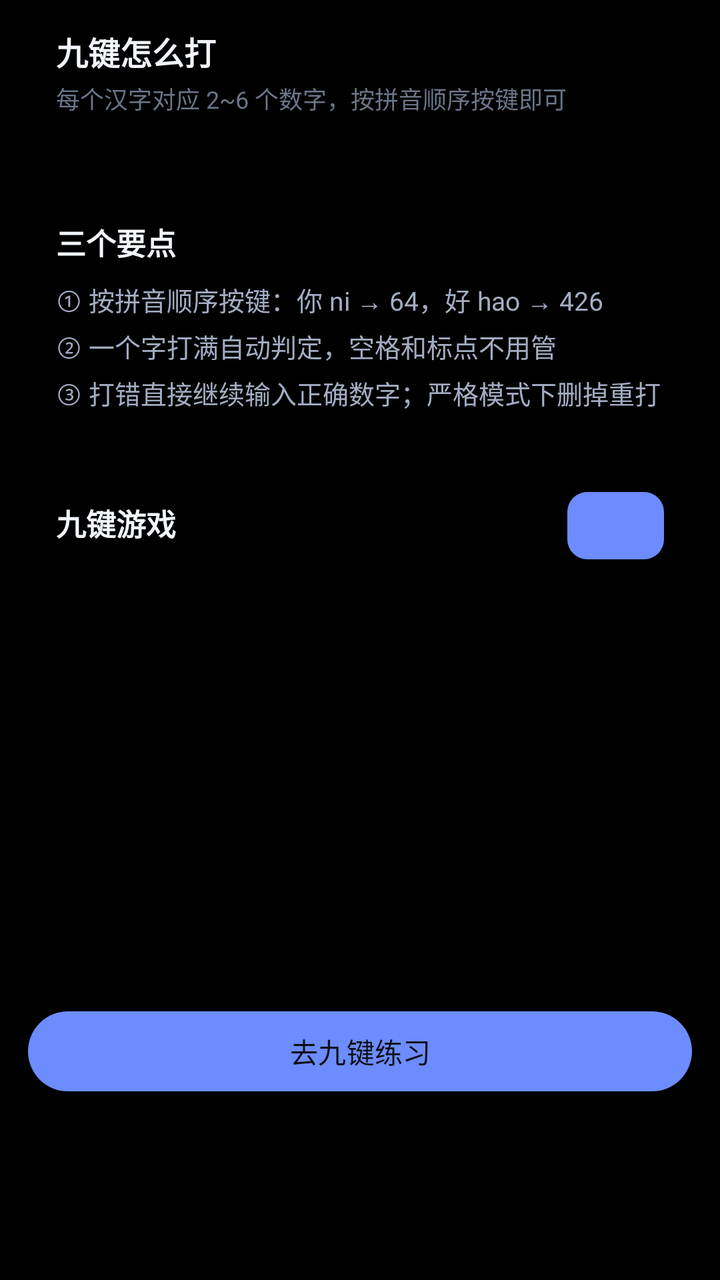
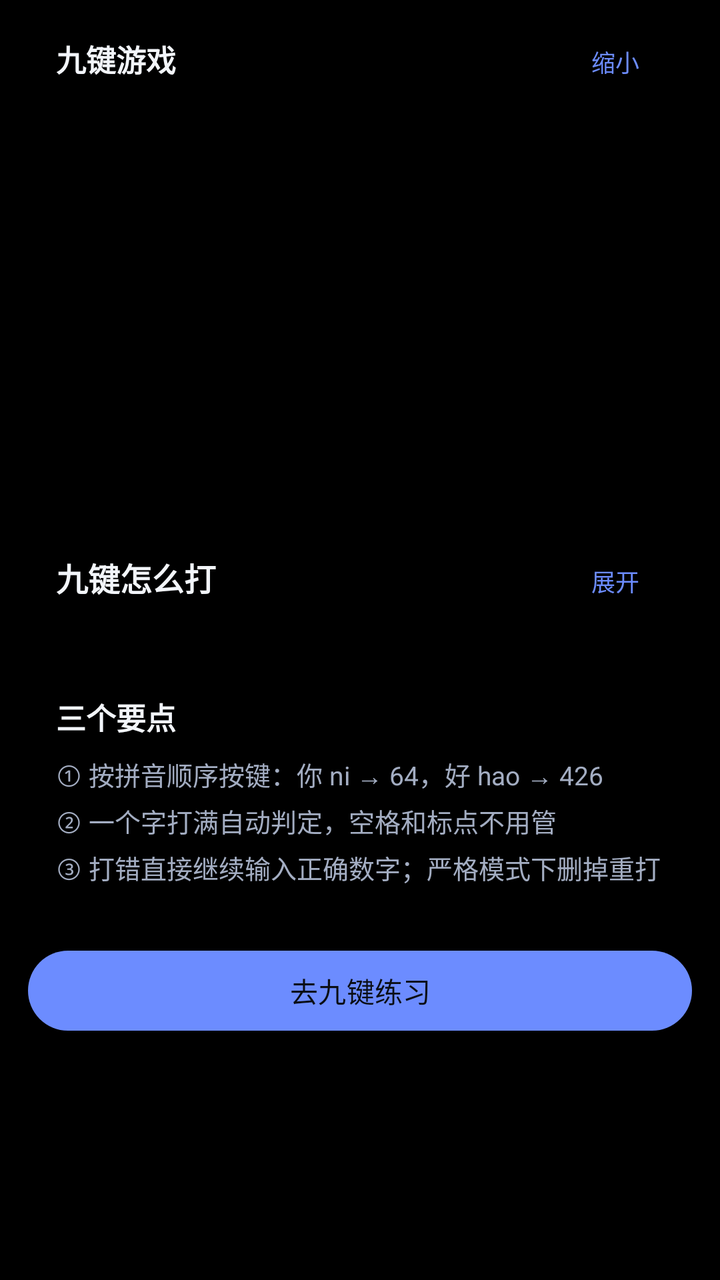

An Android layout rendered at two revisions. The XML below is the earlier revision; the diff shows what the commit changed to produce the second picture.
<!-- AndroidManifest.xml: application theme Theme.PinyinTyping -->
<!-- res/layout/fragment_jiujian.xml -->
<?xml version="1.0" encoding="utf-8"?>
<ScrollView xmlns:android="http://schemas.android.com/apk/res/android"
    android:layout_width="match_parent"
    android:layout_height="match_parent"
    android:clipToPadding="false"
    android:paddingStart="14dp"
    android:paddingEnd="14dp"
    android:paddingBottom="16dp"
    android:scrollbars="none">

    <LinearLayout
        android:layout_width="match_parent"
        android:layout_height="wrap_content"
        android:orientation="vertical">

        
        <LinearLayout
            android:layout_width="match_parent"
            android:layout_height="wrap_content"
            android:background="@drawable/bg_card"
            android:orientation="vertical"
            android:padding="14dp">

            <TextView
                android:layout_width="wrap_content"
                android:layout_height="wrap_content"
                android:text="@string/jiujian_title"
                android:textColor="@color/text_primary"
                android:textSize="16sp"
                android:textStyle="bold" />

            <TextView
                android:layout_width="wrap_content"
                android:layout_height="wrap_content"
                android:layout_marginTop="3dp"
                android:text="@string/jiujian_desc"
                android:textColor="@color/text_hint"
                android:textSize="12sp" />

            <GridLayout
                android:id="@+id/gridKeys"
                android:layout_width="match_parent"
                android:layout_height="wrap_content"
                android:layout_marginTop="12dp"
                android:columnCount="3" />
        </LinearLayout>

        
        <LinearLayout
            android:layout_width="match_parent"
            android:layout_height="wrap_content"
            android:layout_marginTop="12dp"
            android:background="@drawable/bg_card"
            android:orientation="vertical"
            android:padding="14dp">

            <TextView
                android:layout_width="wrap_content"
                android:layout_height="wrap_content"
                android:text="@string/jiujian_rule_title"
                android:textColor="@color/text_primary"
                android:textSize="15sp"
                android:textStyle="bold" />

            <TextView
                android:layout_width="match_parent"
                android:layout_height="wrap_content"
                android:layout_marginTop="8dp"
                android:lineSpacingExtra="4dp"
                android:text="@string/jiujian_rule1"
                android:textColor="@color/text_secondary"
                android:textSize="13sp" />

            <TextView
                android:layout_width="match_parent"
                android:layout_height="wrap_content"
                android:layout_marginTop="4dp"
                android:lineSpacingExtra="4dp"
                android:text="@string/jiujian_rule2"
                android:textColor="@color/text_secondary"
                android:textSize="13sp" />

            <TextView
                android:layout_width="match_parent"
                android:layout_height="wrap_content"
                android:layout_marginTop="4dp"
                android:lineSpacingExtra="4dp"
                android:text="@string/jiujian_rule3"
                android:textColor="@color/text_secondary"
                android:textSize="13sp" />
        </LinearLayout>

        
        <LinearLayout
            android:layout_width="match_parent"
            android:layout_height="wrap_content"
            android:layout_marginTop="12dp"
            android:background="@drawable/bg_card"
            android:orientation="vertical"
            android:padding="14dp">

            <LinearLayout
                android:layout_width="match_parent"
                android:layout_height="wrap_content"
                android:orientation="horizontal">

                <TextView
                    android:layout_width="0dp"
                    android:layout_height="wrap_content"
                    android:layout_weight="1"
                    android:text="@string/jiujian_game_title"
                    android:textColor="@color/text_primary"
                    android:textSize="15sp"
                    android:textStyle="bold" />

                <TextView
                    android:id="@+id/tvScore"
                    android:layout_width="wrap_content"
                    android:layout_height="wrap_content"
                    android:textColor="@color/brand"
                    android:textSize="14sp"
                    android:textStyle="bold" />

                <Button
                    android:id="@+id/btnShrink"
                    android:layout_width="wrap_content"
                    android:layout_height="wrap_content"
                    android:layout_marginStart="10dp"
                    android:background="@drawable/bg_key"
                    android:minHeight="0dp"
                    android:minWidth="0dp"
                    android:paddingStart="12dp"
                    android:paddingEnd="12dp"
                    android:paddingTop="4dp"
                    android:paddingBottom="4dp"
                    android:text="@string/jiujian_game_shrink"
                    android:textColor="@color/brand"
                    android:textSize="12sp" />
            </LinearLayout>

            <LinearLayout
                android:id="@+id/layoutGameBody"
                android:layout_width="match_parent"
                android:layout_height="wrap_content"
                android:layout_marginTop="12dp"
                android:orientation="vertical">

            <TextView
                android:id="@+id/tvTarget"
                android:layout_width="match_parent"
                android:layout_height="wrap_content"
                android:layout_marginTop="12dp"
                android:gravity="center"
                android:textColor="@color/text_primary"
                android:textSize="34sp"
                android:textStyle="bold" />

            <TextView
                android:id="@+id/tvPinyin"
                android:layout_width="match_parent"
                android:layout_height="wrap_content"
                android:gravity="center"
                android:textColor="@color/text_hint"
                android:textSize="14sp" />

            <TextView
                android:id="@+id/tvCode"
                android:layout_width="match_parent"
                android:layout_height="wrap_content"
                android:layout_marginTop="4dp"
                android:gravity="center"
                android:letterSpacing="0.08"
                android:textColor="@color/brand"
                android:textSize="16sp"
                android:typeface="monospace" />

            <TextView
                android:id="@+id/tvInput"
                android:layout_width="match_parent"
                android:layout_height="wrap_content"
                android:layout_marginTop="10dp"
                android:gravity="center"
                android:letterSpacing="0.12"
                android:textColor="@color/text_primary"
                android:textSize="24sp"
                android:typeface="monospace" />

            <TextView
                android:id="@+id/tvTip"
                android:layout_width="match_parent"
                android:layout_height="wrap_content"
                android:layout_marginTop="6dp"
                android:gravity="center"
                android:textColor="@color/text_hint"
                android:textSize="13sp" />

            <GridLayout
                android:id="@+id/gridGame"
                android:layout_width="match_parent"
                android:layout_height="wrap_content"
                android:layout_marginTop="14dp"
                android:columnCount="3" />
            </LinearLayout>
        </LinearLayout>

        <Button
            android:id="@+id/btnPractice"
            android:layout_width="match_parent"
            android:layout_height="wrap_content"
            android:layout_marginTop="14dp"
            android:text="@string/jiujian_start" />
    </LinearLayout>
</ScrollView>
<!-- resources referenced by this layout -->
<resources>
  <color name="brand">#6C8CFF</color>
  <color name="text_hint">#6B7688</color>
  <color name="text_primary">#F2F5FA</color>
  <color name="text_secondary">#A3ADC2</color>
  <!-- drawable bg_card (drawable) -->
  <?xml version="1.0" encoding="utf-8"?>
  <shape xmlns:android="http://schemas.android.com/apk/res/android" android:shape="rectangle">
      <solid android:color="@color/surface" />
      <corners android:radius="14dp" />
  </shape>
  <!-- drawable bg_key (drawable) -->
  <?xml version="1.0" encoding="utf-8"?>
  <shape xmlns:android="http://schemas.android.com/apk/res/android" android:shape="rectangle">
      <solid android:color="@color/surface_3" />
      <corners android:radius="10dp" />
  </shape>
  <string name="jiujian_desc">每个汉字对应 2~6 个数字，按拼音顺序按键即可</string>
  <string name="jiujian_game_shrink">缩小</string>
  <string name="jiujian_game_title">九键游戏</string>
  <string name="jiujian_rule1">① 按拼音顺序按键：你 ni → 64，好 hao → 426</string>
  <string name="jiujian_rule2">② 一个字打满自动判定，空格和标点不用管</string>
  <string name="jiujian_rule3">③ 打错直接继续输入正确数字；严格模式下删掉重打</string>
  <string name="jiujian_rule_title">三个要点</string>
  <string name="jiujian_start">去九键练习</string>
  <string name="jiujian_title">九键怎么打</string>
  <style name="Theme.PinyinTyping" parent="Theme.Material3.Dark.NoActionBar">
          <item name="colorPrimary">@color/brand</item>
          <item name="colorOnPrimary">#0B0E14</item>
          <item name="colorPrimaryContainer">#2A3557</item>
          <item name="colorOnPrimaryContainer">#D9E2FF</item>
          <item name="colorSecondary">@color/accent</item>
          <item name="colorOnSecondary">#2A1C08</item>
          <item name="colorError">#FF6B6B</item>
          <item name="colorOnError">#2A0C0C</item>
  
          <item name="android:colorBackground">@color/bg</item>
          <item name="colorSurface">@color/surface</item>
          <item name="elevationOverlayEnabled">false</item>
          <item name="colorOnSurface">@color/text_primary</item>
          <item name="colorSurfaceVariant">@color/surface_2</item>
          <item name="colorOnSurfaceVariant">@color/text_secondary</item>
          <item name="colorOutline">@color/divider</item>
  
          <item name="android:statusBarColor">@android:color/transparent</item>
          <item name="android:navigationBarColor">@android:color/transparent</item>
          <item name="android:windowDrawsSystemBarBackgrounds" tools:targetApi="lollipop">true</item>
          <item name="android:windowTranslucentStatus" tools:targetApi="kitkat">false</item>
          <item name="android:windowTranslucentNavigation" tools:targetApi="kitkat">false</item>
          <item name="android:windowLightStatusBar" tools:targetApi="m">false</item>
          <item name="android:enforceStatusBarContrast" tools:targetApi="q">false</item>
          <item name="android:enforceNavigationBarContrast" tools:targetApi="q">false</item>
          <item name="android:windowBackground">@color/bg</item>
  
          <item name="android:textColorPrimary">@color/text_primary</item>
          <item name="android:textColorSecondary">@color/text_secondary</item>
  
          
          <item name="chipStyle">@style/Widget.MaterialComponents.Chip.Choice</item>
      </style>
  <color name="surface">#000000</color>
  <color name="surface_3">#000000</color>
  <color name="accent">#FFB86B</color>
  <color name="bg">#000000</color>
  <color name="surface_2">#000000</color>
  <color name="divider">#1C1C1C</color>
</resources>

<!-- the commit's change to res/layout/fragment_jiujian.xml (unified diff, before → after) -->
@@ -1,5 +1,6 @@
 <?xml version="1.0" encoding="utf-8"?>
 <ScrollView xmlns:android="http://schemas.android.com/apk/res/android"
+    xmlns:app="http://schemas.android.com/apk/res-auto"
     android:layout_width="match_parent"
     android:layout_height="match_parent"
     android:clipToPadding="false"
@@ -17,84 +18,6 @@
         <LinearLayout
             android:layout_width="match_parent"
             android:layout_height="wrap_content"
-            android:background="@drawable/bg_card"
-            android:orientation="vertical"
-            android:padding="14dp">
-
-            <TextView
-                android:layout_width="wrap_content"
-                android:layout_height="wrap_content"
-                android:text="@string/jiujian_title"
-                android:textColor="@color/text_primary"
-                android:textSize="16sp"
-                android:textStyle="bold" />
-
-            <TextView
-                android:layout_width="wrap_content"
-                android:layout_height="wrap_content"
-                android:layout_marginTop="3dp"
-                android:text="@string/jiujian_desc"
-                android:textColor="@color/text_hint"
-                android:textSize="12sp" />
-
-            <GridLayout
-                android:id="@+id/gridKeys"
-                android:layout_width="match_parent"
-                android:layout_height="wrap_content"
-                android:layout_marginTop="12dp"
-                android:columnCount="3" />
-        </LinearLayout>
-
-        
-        <LinearLayout
-            android:layout_width="match_parent"
-            android:layout_height="wrap_content"
-            android:layout_marginTop="12dp"
-            android:background="@drawable/bg_card"
-            android:orientation="vertical"
-            android:padding="14dp">
-
-            <TextView
-                android:layout_width="wrap_content"
-                android:layout_height="wrap_content"
-                android:text="@string/jiujian_rule_title"
-                android:textColor="@color/text_primary"
-                android:textSize="15sp"
-                android:textStyle="bold" />
-
-            <TextView
-                android:layout_width="match_parent"
-                android:layout_height="wrap_content"
-                android:layout_marginTop="8dp"
-                android:lineSpacingExtra="4dp"
-                android:text="@string/jiujian_rule1"
-                android:textColor="@color/text_secondary"
-                android:textSize="13sp" />
-
-            <TextView
-                android:layout_width="match_parent"
-                android:layout_height="wrap_content"
-                android:layout_marginTop="4dp"
-                android:lineSpacingExtra="4dp"
-                android:text="@string/jiujian_rule2"
-                android:textColor="@color/text_secondary"
-                android:textSize="13sp" />
-
-            <TextView
-                android:layout_width="match_parent"
-                android:layout_height="wrap_content"
-                android:layout_marginTop="4dp"
-                android:lineSpacingExtra="4dp"
-                android:text="@string/jiujian_rule3"
-                android:textColor="@color/text_secondary"
-                android:textSize="13sp" />
-        </LinearLayout>
-
-        
-        <LinearLayout
-            android:layout_width="match_parent"
-            android:layout_height="wrap_content"
-            android:layout_marginTop="12dp"
             android:background="@drawable/bg_card"
             android:orientation="vertical"
             android:padding="14dp">
@@ -135,72 +58,184 @@
                     android:paddingBottom="4dp"
                     android:text="@string/jiujian_game_shrink"
                     android:textColor="@color/brand"
+                    android:textSize="12sp"
+                    app:backgroundTint="@color/surface_3" />
+            </LinearLayout>
+
+            <LinearLayout
+                android:id="@+id/layoutGameBody"
+                android:layout_width="match_parent"
+                android:layout_height="wrap_content"
+                android:layout_marginTop="4dp"
+                android:orientation="vertical">
+
+                <TextView
+                    android:id="@+id/tvTarget"
+                    android:layout_width="match_parent"
+                    android:layout_height="wrap_content"
+                    android:layout_marginTop="12dp"
+                    android:gravity="center"
+                    android:textColor="@color/text_primary"
+                    android:textSize="34sp"
+                    android:textStyle="bold" />
+
+                <TextView
+                    android:id="@+id/tvPinyin"
+                    android:layout_width="match_parent"
+                    android:layout_height="wrap_content"
+                    android:gravity="center"
+                    android:textColor="@color/text_hint"
+                    android:textSize="14sp" />
+
+                <TextView
+                    android:id="@+id/tvCode"
+                    android:layout_width="match_parent"
+                    android:layout_height="wrap_content"
+                    android:layout_marginTop="4dp"
+                    android:gravity="center"
+                    android:letterSpacing="0.08"
+                    android:textColor="@color/brand"
+                    android:textSize="16sp"
+                    android:typeface="monospace" />
+
+                <TextView
+                    android:id="@+id/tvInput"
+                    android:layout_width="match_parent"
+                    android:layout_height="wrap_content"
+                    android:layout_marginTop="10dp"
+                    android:gravity="center"
+                    android:letterSpacing="0.12"
+                    android:textColor="@color/text_primary"
+                    android:textSize="24sp"
+                    android:typeface="monospace" />
+
+                <TextView
+                    android:id="@+id/tvTip"
+                    android:layout_width="match_parent"
+                    android:layout_height="wrap_content"
+                    android:layout_marginTop="6dp"
+                    android:gravity="center"
+                    android:textColor="@color/text_hint"
+                    android:textSize="13sp" />
+
+                <GridLayout
+                    android:id="@+id/gridGame"
+                    android:layout_width="match_parent"
+                    android:layout_height="wrap_content"
+                    android:layout_marginTop="14dp"
+                    android:columnCount="3" />
+            </LinearLayout>
+        </LinearLayout>
+
+        
+        <LinearLayout
+            android:layout_width="match_parent"
+            android:layout_height="wrap_content"
+            android:layout_marginTop="12dp"
+            android:background="@drawable/bg_card"
+            android:orientation="vertical"
+            android:padding="14dp">
+
+            <LinearLayout
+                android:layout_width="match_parent"
+                android:layout_height="wrap_content"
+                android:orientation="horizontal">
+
+                <TextView
+                    android:layout_width="0dp"
+                    android:layout_height="wrap_content"
+                    android:layout_weight="1"
+                    android:text="@string/jiujian_title"
+                    android:textColor="@color/text_primary"
+                    android:textSize="16sp"
+                    android:textStyle="bold" />
+
+                <Button
+                    android:id="@+id/btnHow"
+                    android:layout_width="wrap_content"
+                    android:layout_height="wrap_content"
+                    android:layout_marginStart="10dp"
+                    android:background="@drawable/bg_key"
+                    android:minHeight="0dp"
+                    android:minWidth="0dp"
+                    android:paddingStart="12dp"
+                    android:paddingEnd="12dp"
+                    android:paddingTop="4dp"
+                    android:paddingBottom="4dp"
+                    android:text="@string/jiujian_how_expand"
+                    android:textColor="@color/brand"
+                    android:textSize="12sp"
+                    app:backgroundTint="@color/surface_3" />
+            </LinearLayout>
+
+            <LinearLayout
+                android:id="@+id/layoutHowBody"
+                android:layout_width="match_parent"
+                android:layout_height="wrap_content"
+                android:layout_marginTop="4dp"
+                android:orientation="vertical"
+                android:visibility="gone">
+
+                <TextView
+                    android:layout_width="wrap_content"
+                    android:layout_height="wrap_content"
+                    android:layout_marginTop="3dp"
+                    android:text="@string/jiujian_desc"
+                    android:textColor="@color/text_hint"
                     android:textSize="12sp" />
-            </LinearLayout>
-
-            <LinearLayout
-                android:id="@+id/layoutGameBody"
-                android:layout_width="match_parent"
-                android:layout_height="wrap_content"
-                android:layout_marginTop="12dp"
-                android:orientation="vertical">
-
-            <TextView
-                android:id="@+id/tvTarget"
-                android:layout_width="match_parent"
-                android:layout_height="wrap_content"
-                android:layout_marginTop="12dp"
-                android:gravity="center"
+
+                <GridLayout
+                    android:id="@+id/gridKeys"
+                    android:layout_width="match_parent"
+                    android:layout_height="wrap_content"
+                    android:layout_marginTop="12dp"
+                    android:columnCount="3" />
+            </LinearLayout>
+        </LinearLayout>
+
+        
+        <LinearLayout
+            android:layout_width="match_parent"
+            android:layout_height="wrap_content"
+            android:layout_marginTop="12dp"
+            android:background="@drawable/bg_card"
+            android:orientation="vertical"
+            android:padding="14dp">
+
+            <TextView
+                android:layout_width="wrap_content"
+                android:layout_height="wrap_content"
+                android:text="@string/jiujian_rule_title"
                 android:textColor="@color/text_primary"
-                android:textSize="34sp"
+                android:textSize="15sp"
                 android:textStyle="bold" />
 
             <TextView
-                android:id="@+id/tvPinyin"
-                android:layout_width="match_parent"
-                android:layout_height="wrap_content"
-                android:gravity="center"
-                android:textColor="@color/text_hint"
-                android:textSize="14sp" />
-
-            <TextView
-                android:id="@+id/tvCode"
-                android:layout_width="match_parent"
-                android:layout_height="wrap_content"
-                android:layout_marginTop="4dp"
-                android:gravity="center"
-                android:letterSpacing="0.08"
-                android:textColor="@color/brand"
-                android:textSize="16sp"
-                android:typeface="monospace" />
-
-            <TextView
-                android:id="@+id/tvInput"
-                android:layout_width="match_parent"
-                android:layout_height="wrap_content"
-                android:layout_marginTop="10dp"
-                android:gravity="center"
-                android:letterSpacing="0.12"
-                android:textColor="@color/text_primary"
-                android:textSize="24sp"
-                android:typeface="monospace" />
-
-            <TextView
-                android:id="@+id/tvTip"
-                android:layout_width="match_parent"
-                android:layout_height="wrap_content"
-                android:layout_marginTop="6dp"
-                android:gravity="center"
-                android:textColor="@color/text_hint"
+                android:layout_width="match_parent"
+                android:layout_height="wrap_content"
+                android:layout_marginTop="8dp"
+                android:lineSpacingExtra="4dp"
+                android:text="@string/jiujian_rule1"
+                android:textColor="@color/text_secondary"
                 android:textSize="13sp" />
 
-            <GridLayout
-                android:id="@+id/gridGame"
-                android:layout_width="match_parent"
-                android:layout_height="wrap_content"
-                android:layout_marginTop="14dp"
-                android:columnCount="3" />
-            </LinearLayout>
+            <TextView
+                android:layout_width="match_parent"
+                android:layout_height="wrap_content"
+                android:layout_marginTop="4dp"
+                android:lineSpacingExtra="4dp"
+                android:text="@string/jiujian_rule2"
+                android:textColor="@color/text_secondary"
+                android:textSize="13sp" />
+
+            <TextView
+                android:layout_width="match_parent"
+                android:layout_height="wrap_content"
+                android:layout_marginTop="4dp"
+                android:lineSpacingExtra="4dp"
+                android:text="@string/jiujian_rule3"
+                android:textColor="@color/text_secondary"
+                android:textSize="13sp" />
         </LinearLayout>
 
         <Button
<!-- resource entries referenced after the edit -->
@@ -19,6 +19,7 @@
   <string name="jiujian_desc">每个汉字对应 2~6 个数字，按拼音顺序按键即可</string>
   <string name="jiujian_game_shrink">缩小</string>
   <string name="jiujian_game_title">九键游戏</string>
+  <string name="jiujian_how_expand">展开</string>
   <string name="jiujian_rule1">① 按拼音顺序按键：你 ni → 64，好 hao → 426</string>
   <string name="jiujian_rule2">② 一个字打满自动判定，空格和标点不用管</string>
   <string name="jiujian_rule3">③ 打错直接继续输入正确数字；严格模式下删掉重打</string>
